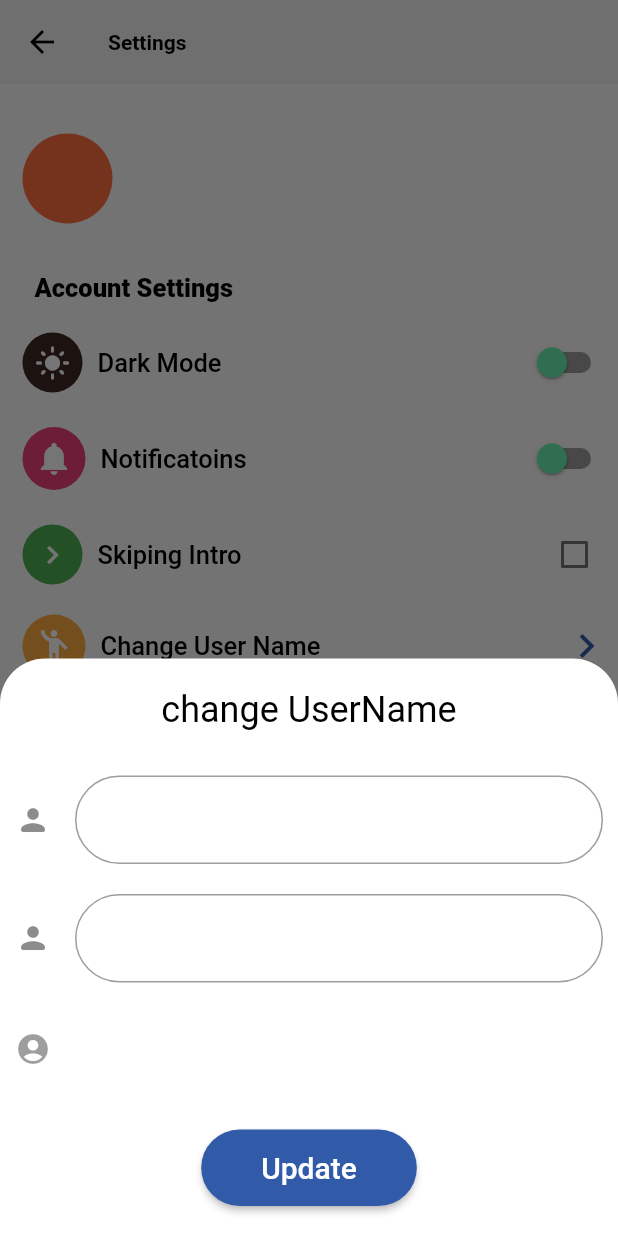
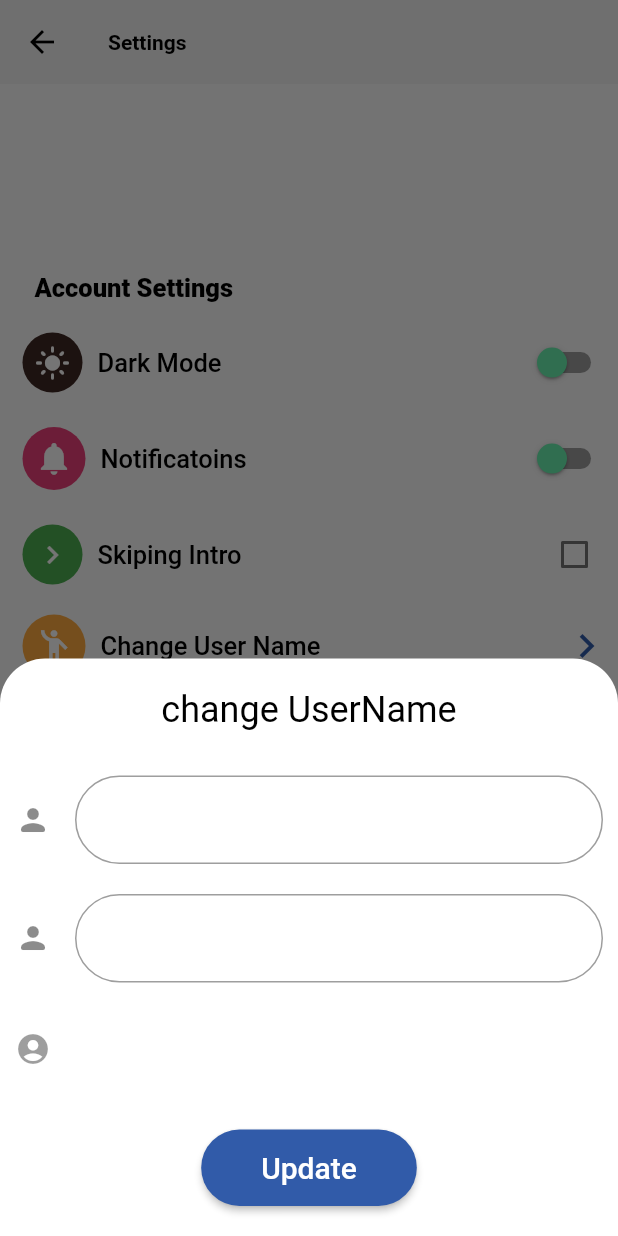
Before and after one commit to tahaTWM/taskSupportorWithDarkTheme, a Flutter app: the Setting screen opened directly with empty values, after a tap on "Change User Name", on a phone screen of 412 x 824 dp. Run offline on Flutter 3.47's test engine with Material 2 defaults, Android fonts, the phone set to English and light mode, and no system bars; our stand-ins replace animated_splash_screen, animated_text_kit, email_validator, file_picker, firebase_core, firebase_messaging and 9 more; missing offline and left inert: adaptive_action_sheet, cupertino_radio_choice, flutter_pdfview; accounts and stored records are empty; network calls fail.

Commit message:
Mon 09/06/2021, 22:43:13.39

```diff
--- a/lib/profile/profile.dart
+++ b/lib/profile/profile.dart
@@ -125,8 +125,8 @@ class _ProfileState extends State<Profile> {
                               child: Text(
                                 fName[0].toUpperCase(),
                                 style: TextStyle(
-                                    fontSize: width > 400 ? 80 : 60,
-                                    fontFamily: "CCB"),
+                                  fontSize: width > 400 ? 80 : 60,
+                                ),
                               ),
                             ))
                         : ClipRRect(
@@ -295,7 +295,7 @@ class _ProfileState extends State<Profile> {
                         ),
                         SizedBox(width: 30),
                         Text(
-                          "Available",
+                          "Online",
                           style: TextStyle(
                               fontWeight: FontWeight.w400,
                               fontSize: width > 400 ? 22 : 18),
--- a/lib/profile/setting.dart
+++ b/lib/profile/setting.dart
@@ -31,9 +31,9 @@ class _SettingState extends State<Setting> {
   bool showAllEventSwitch = false;
   bool emailNotifSwitch = false;
   var profileName = '';
-  String fName = '';
-  String sName = '';
-  String email = '';
+  String fName = 'test';
+  String sName = 'test';
+  String email = 'test';
   TextEditingController textEditingControllerFName = TextEditingController();
   TextEditingController textEditingControllerSName = TextEditingController();
   TextEditingController textEditingControllerEmail = TextEditingController();
@@ -49,7 +49,7 @@ class _SettingState extends State<Setting> {
 
   String workspaces = "0";
   String tasks = "0";
-  final ImagePicker _picker = ImagePicker();
+  // final ImagePicker _picker = ImagePicker();
   bool skip = false;
   @override
   void initState() {
@@ -104,15 +104,9 @@ class _SettingState extends State<Setting> {
                                     BorderRadius.all(Radius.circular(55)),
                                 // color: Colors.red,
                               ),
-                              child: CircleAvatar(
-                                radius: 60,
-                                backgroundColor: Colors.deepOrangeAccent,
-                                child:
-                                    userAvatar == null || userAvatar == "null"
+                              child: userAvatar == null || userAvatar == "null"
                                   ? Text(
-                                            widget.title
-                                                .toString()[0]
-                                                .toUpperCase(),
+                                      widget.title.toString()[0].toUpperCase(),
                                       style: TextStyle(
                                           color: Colors.white,
                                           fontSize: 25,
@@ -121,10 +115,9 @@ class _SettingState extends State<Setting> {
                                   : ClipOval(
                                       child: Image.network(
                                         "${MyApp.url}$userAvatar",
-                                              height: 55,
-                                              width: 55,
+                                        height: 50,
+                                        width: 50,
                                         fit: BoxFit.cover,
-                                            ),
                                       ),
                                     ),
                             ),
```
Also changed, not shown: lib/all_tasks/showAllTasks.dart (+6 -3 lines), lib/all_tasks/taskAttachment.dart (+6 -12 lines), lib/homePage/homepage.dart (+18 -21 lines), lib/homePage/workSpaceMembers.dart (+16 -5 lines), lib/notification/notification.dart (+19 -6 lines), pubspec.yaml (+0 -7 lines), asset/Gilroy-ExtraBoldGilroy-Light/Gilroy-ExtraBold.ttf (deleted), asset/Gilroy-ExtraBoldGilroy-Light/Gilroy-Light.ttf (deleted), asset/Gilroy-FREE/Gilroy-FREE/Gilroy-ExtraBold.otf (deleted), asset/Gilroy-FREE/Gilroy-FREE/Gilroy-Light.otf (deleted), asset/illustration.png (deleted), asset/image.png (deleted), asset/logo2.png (deleted), asset/newLogo.png (deleted), 2 more files, 2 other files. Lines whose indentation alone changed are shown as unchanged.
